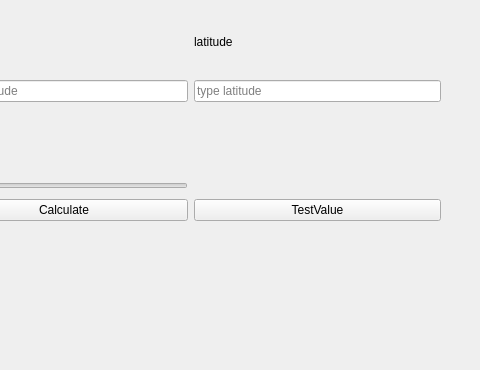
Qt form Santosh/form.ui (ArHollev/Smart_Instrumentation_Project6) before a commit; both pictures show x 800 to 1280 and y 0 to 370 of the 1280 by 720 pixel window.
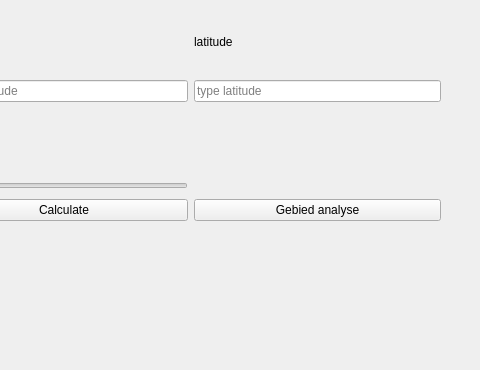
The same form after that commit.

Commit message: gebied analyse

What changed in the file:
```diff
--- a/Santosh/form.ui
+++ b/Santosh/form.ui
@@ -51,7 +51,7 @@
     <item row="5" column="1">
      <widget class="QPushButton" name="testbutton">
       <property name="text">
-       <string>TestValue</string>
+       <string>Gebied analyse</string>
       </property>
      </widget>
     </item>
```
The commit also changes 2 other files.
